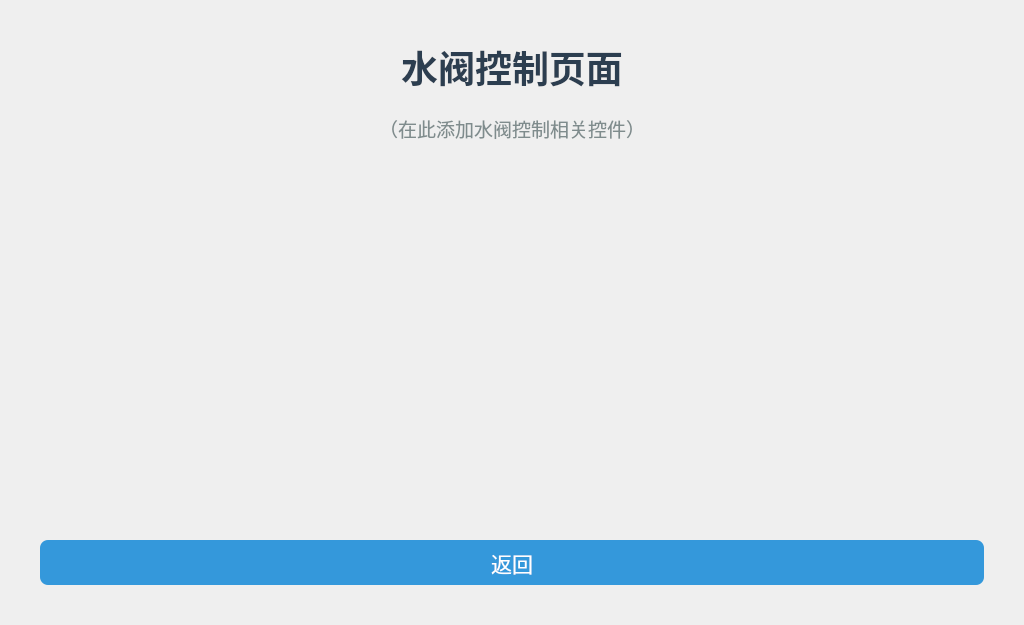
The window that ui/WaterDialog.ui (zwq1270033721/my_mp157_smart_home_panel) describes before a commit, drawn with Qt 5.
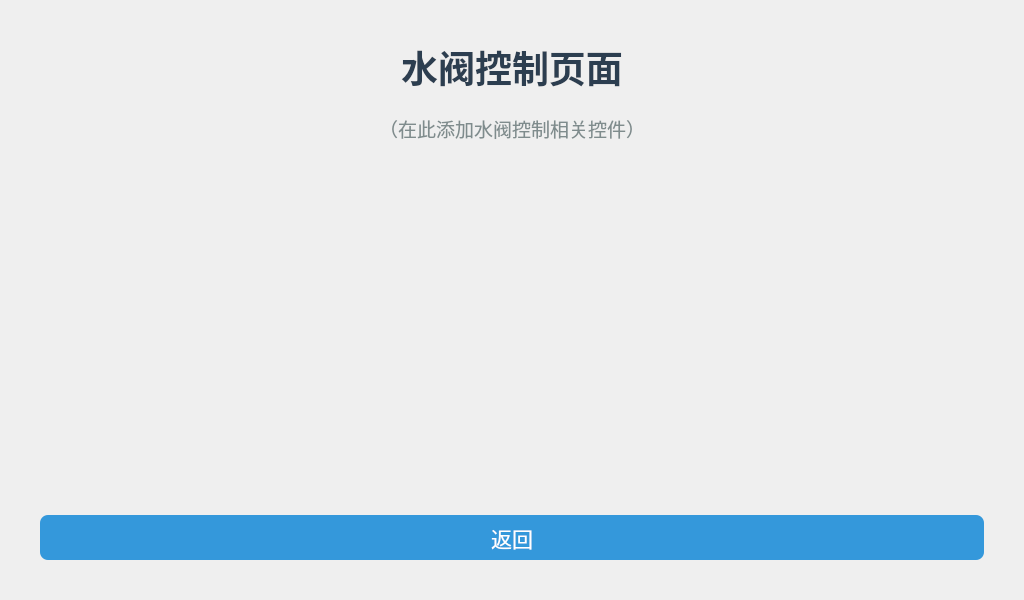
The same window after the commit.

Patch:
```diff
--- a/ui/WaterDialog.ui
+++ b/ui/WaterDialog.ui
@@ -7,19 +7,19 @@
     <x>0</x>
     <y>0</y>
     <width>1024</width>
-    <height>625</height>
+    <height>600</height>
    </rect>
   </property>
   <property name="minimumSize">
    <size>
     <width>1024</width>
-    <height>625</height>
+    <height>600</height>
    </size>
   </property>
   <property name="maximumSize">
    <size>
     <width>1024</width>
-    <height>625</height>
+    <height>600</height>
    </size>
   </property>
   <property name="windowTitle">
```
